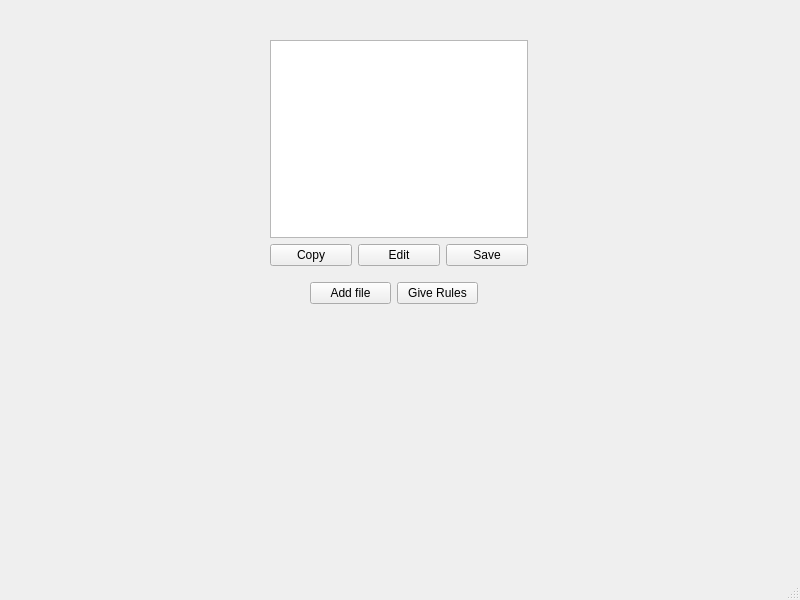
Qt form mainwindow.ui (KirillRodimov/Protect) before a commit.
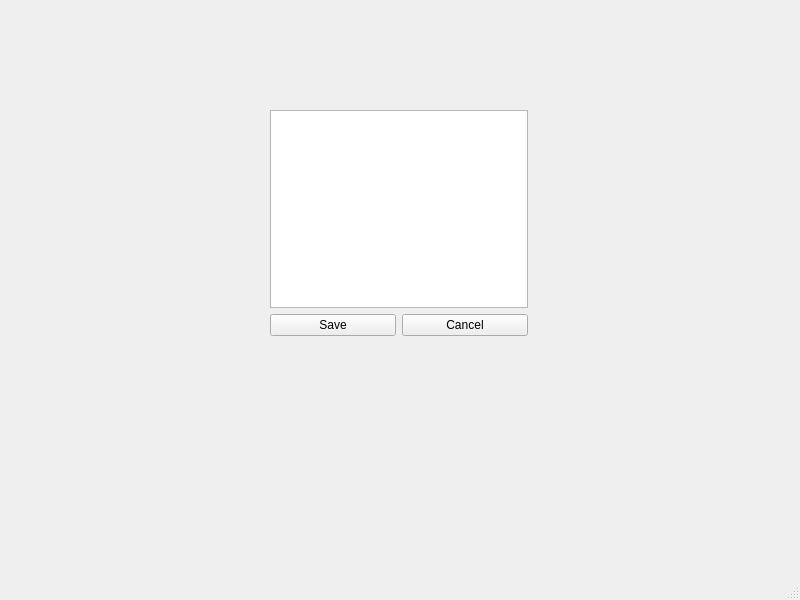
The same form after that commit.

Diff of the .ui file:
```diff
--- a/mainwindow.ui
+++ b/mainwindow.ui
@@ -17,14 +17,14 @@
    <widget class="QStackedWidget" name="stackedWidget">
     <property name="geometry">
      <rect>
-      <x>210</x>
-      <y>30</y>
-      <width>381</width>
-      <height>331</height>
+      <x>200</x>
+      <y>40</y>
+      <width>401</width>
+      <height>371</height>
      </rect>
     </property>
     <property name="currentIndex">
-     <number>2</number>
+     <number>4</number>
     </property>
     <widget class="QWidget" name="page">
      <widget class="QWidget" name="layoutWidget">
@@ -224,7 +224,7 @@
        </item>
       </layout>
      </widget>
-     <widget class="QWidget" name="">
+     <widget class="QWidget" name="layoutWidget">
       <property name="geometry">
        <rect>
         <x>60</x>
@@ -253,13 +253,6 @@
            </property>
           </widget>
          </item>
-         <item>
-          <widget class="QPushButton" name="Save_Button">
-           <property name="text">
-            <string>Save</string>
-           </property>
-          </widget>
-         </item>
         </layout>
        </item>
       </layout>
@@ -325,6 +318,54 @@
       </property>
      </widget>
     </widget>
+    <widget class="QWidget" name="page_5">
+     <widget class="QLabel" name="Filename_label">
+      <property name="geometry">
+       <rect>
+        <x>70</x>
+        <y>50</y>
+        <width>191</width>
+        <height>16</height>
+       </rect>
+      </property>
+      <property name="text">
+       <string/>
+      </property>
+     </widget>
+     <widget class="QWidget" name="">
+      <property name="geometry">
+       <rect>
+        <x>70</x>
+        <y>70</y>
+        <width>258</width>
+        <height>226</height>
+       </rect>
+      </property>
+      <layout class="QVBoxLayout" name="verticalLayout_5">
+       <item>
+        <widget class="QTextEdit" name="Edit_textEdit"/>
+       </item>
+       <item>
+        <layout class="QHBoxLayout" name="horizontalLayout_4">
+         <item>
+          <widget class="QPushButton" name="Save_pushButton">
+           <property name="text">
+            <string>Save</string>
+           </property>
+          </widget>
+         </item>
+         <item>
+          <widget class="QPushButton" name="Cancel_pushButton">
+           <property name="text">
+            <string>Cancel</string>
+           </property>
+          </widget>
+         </item>
+        </layout>
+       </item>
+      </layout>
+     </widget>
+    </widget>
    </widget>
   </widget>
   <widget class="QMenuBar" name="menubar">
```
